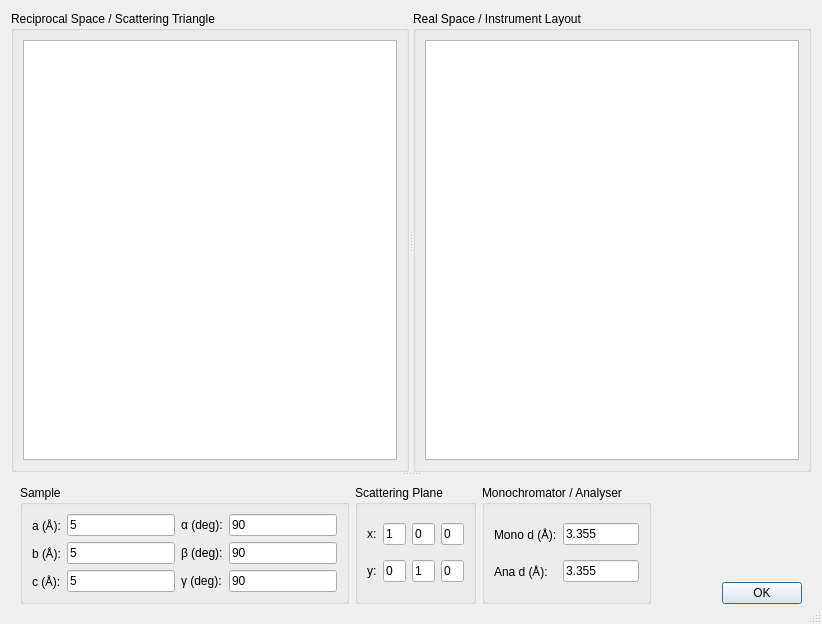
Qt form ui/taz.ui (tweber-ill/frm_mirror-takin1) before a commit.
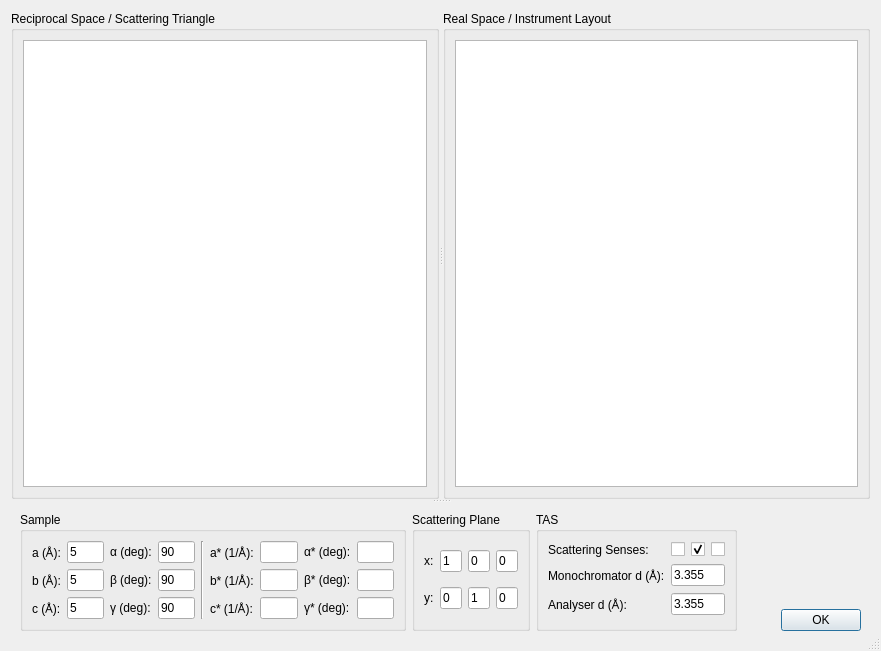
The same form after that commit.

Commit message: added reciprocal lattice and scattering senses

Patch:
```diff
--- a/ui/taz.ui
+++ b/ui/taz.ui
@@ -6,8 +6,8 @@
    <rect>
     <x>0</x>
     <y>0</y>
-    <width>822</width>
-    <height>624</height>
+    <width>881</width>
+    <height>651</height>
    </rect>
   </property>
   <property name="windowTitle">
@@ -121,7 +121,7 @@
        <item row="0" column="0" rowspan="2">
         <widget class="QGroupBox" name="groupBox_3">
          <property name="sizePolicy">
-          <sizepolicy hsizetype="MinimumExpanding" vsizetype="Preferred">
+          <sizepolicy hsizetype="Preferred" vsizetype="Preferred">
            <horstretch>0</horstretch>
            <verstretch>0</verstretch>
           </sizepolicy>
@@ -130,6 +130,13 @@
           <string>Sample</string>
          </property>
          <layout class="QGridLayout" name="gridLayout_4">
+          <item row="0" column="7">
+           <widget class="QLabel" name="label_14">
+            <property name="text">
+             <string>α* (deg):</string>
+            </property>
+           </widget>
+          </item>
           <item row="0" column="0">
            <widget class="QLabel" name="label_3">
             <property name="text">
@@ -158,6 +165,13 @@
             </property>
            </widget>
           </item>
+          <item row="0" column="4" rowspan="3">
+           <widget class="Line" name="line">
+            <property name="orientation">
+             <enum>Qt::Vertical</enum>
+            </property>
+           </widget>
+          </item>
           <item row="1" column="2">
            <widget class="QLabel" name="label_7">
             <property name="text">
@@ -214,6 +228,59 @@
             </property>
            </widget>
           </item>
+          <item row="0" column="6">
+           <widget class="QLineEdit" name="editARecip"/>
+          </item>
+          <item row="1" column="5">
+           <widget class="QLabel" name="label_12">
+            <property name="text">
+             <string>b* (1/Å):</string>
+            </property>
+           </widget>
+          </item>
+          <item row="2" column="5">
+           <widget class="QLabel" name="label_13">
+            <property name="text">
+             <string>c* (1/Å):</string>
+            </property>
+           </widget>
+          </item>
+          <item row="2" column="6">
+           <widget class="QLineEdit" name="editCRecip"/>
+          </item>
+          <item row="1" column="6">
+           <widget class="QLineEdit" name="editBRecip"/>
+          </item>
+          <item row="0" column="5">
+           <widget class="QLabel" name="label_11">
+            <property name="text">
+             <string>a* (1/Å):</string>
+            </property>
+           </widget>
+          </item>
+          <item row="1" column="7">
+           <widget class="QLabel" name="label_15">
+            <property name="text">
+             <string>β* (deg):</string>
+            </property>
+           </widget>
+          </item>
+          <item row="2" column="7">
+           <widget class="QLabel" name="label_16">
+            <property name="text">
+             <string>γ* (deg):</string>
+            </property>
+           </widget>
+          </item>
+          <item row="0" column="8">
+           <widget class="QLineEdit" name="editAlphaRecip"/>
+          </item>
+          <item row="1" column="8">
+           <widget class="QLineEdit" name="editBetaRecip"/>
+          </item>
+          <item row="2" column="8">
+           <widget class="QLineEdit" name="editGammaRecip"/>
+          </item>
          </layout>
         </widget>
        </item>
@@ -311,31 +378,68 @@
        <item row="0" column="2" rowspan="2">
         <widget class="QGroupBox" name="groupBox_5">
          <property name="title">
-          <string>Monochromator / Analyser</string>
+          <string>TAS</string>
          </property>
          <layout class="QGridLayout" name="gridLayout">
-          <item row="0" column="0">
+          <item row="1" column="0">
            <widget class="QLabel" name="label_9">
             <property name="text">
-             <string>Mono d (Å):</string>
+             <string>Monochromator d (Å):</string>
             </property>
            </widget>
           </item>
-          <item row="0" column="1">
-           <widget class="QLineEdit" name="editMonoD">
-            <property name="text">
-             <string>3.355</string>
-            </property>
-           </widget>
-          </item>
-          <item row="1" column="0">
+          <item row="2" column="0">
            <widget class="QLabel" name="label_10">
             <property name="text">
-             <string>Ana d (Å):</string>
+             <string>Analyser d (Å):</string>
             </property>
            </widget>
           </item>
-          <item row="1" column="1">
+          <item row="0" column="1">
+           <widget class="QCheckBox" name="checkSenseM">
+            <property name="text">
+             <string/>
+            </property>
+            <property name="checked">
+             <bool>false</bool>
+            </property>
+           </widget>
+          </item>
+          <item row="0" column="2">
+           <widget class="QCheckBox" name="checkSenseS">
+            <property name="text">
+             <string/>
+            </property>
+            <property name="checked">
+             <bool>true</bool>
+            </property>
+           </widget>
+          </item>
+          <item row="0" column="0">
+           <widget class="QLabel" name="label_17">
+            <property name="text">
+             <string>Scattering Senses:</string>
+            </property>
+           </widget>
+          </item>
+          <item row="0" column="3">
+           <widget class="QCheckBox" name="checkSenseA">
+            <property name="text">
+             <string/>
+            </property>
+            <property name="checked">
+             <bool>false</bool>
+            </property>
+           </widget>
+          </item>
+          <item row="1" column="1" colspan="3">
+           <widget class="QLineEdit" name="editMonoD">
+            <property name="text">
+             <string>3.355</string>
+            </property>
+           </widget>
+          </item>
+          <item row="2" column="1" colspan="3">
            <widget class="QLineEdit" name="editAnaD">
             <property name="text">
              <string>3.355</string>
```
Left out of the diff: 11 changed lines with no effect on the pictures. The commit also changes 5 other files.
